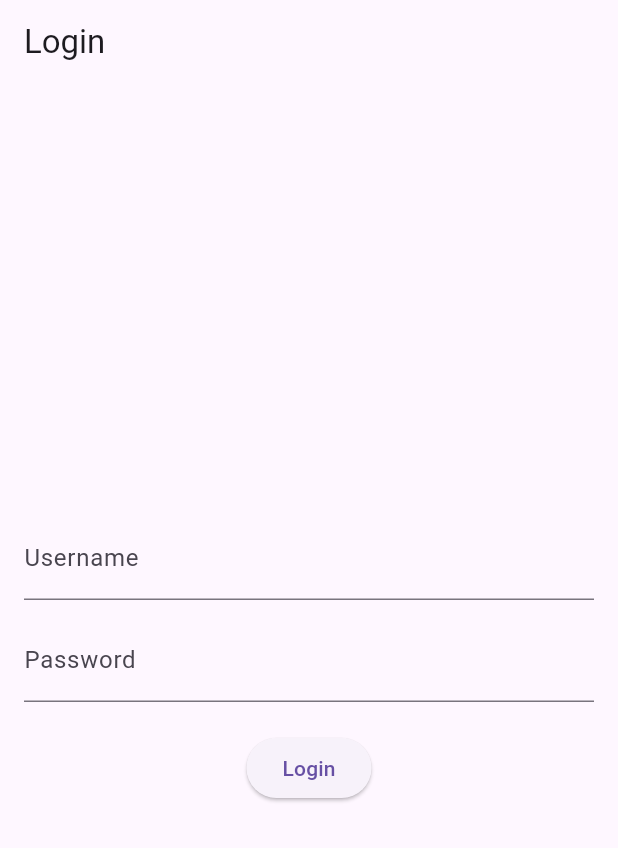
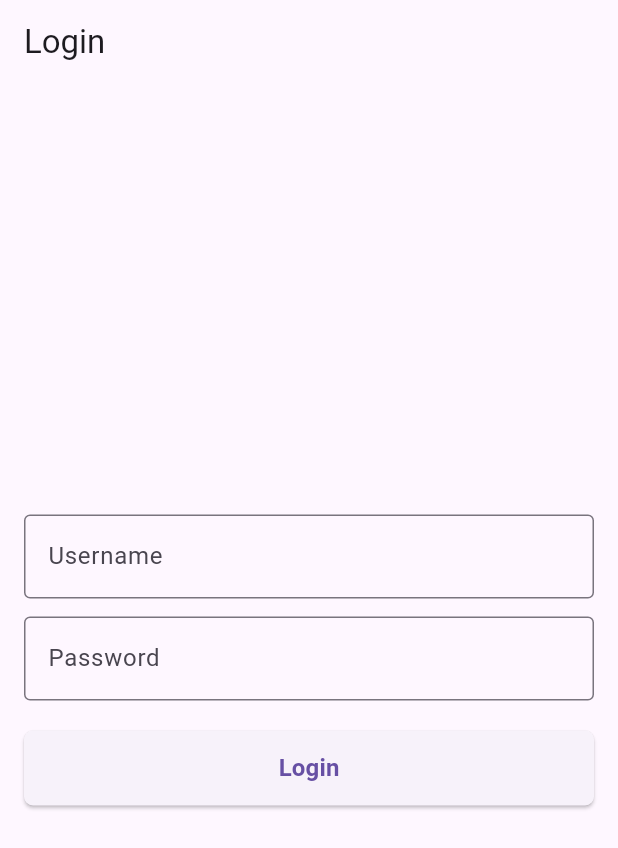
Before and after one commit to paingpyaeman/network_test, a Flutter app: the screen it shows after launch, on a phone screen of 412 x 824 dp. Shown: the top 848 px of the screen. Run offline on Flutter 3.47's test engine with Material 3 defaults, Android fonts, the phone set to English and light mode, and no system bars; our stand-ins replace flutter_riverpod, go_router, shared_preferences.

Commit message:
Add more styling

```diff
--- a/lib/features/auth/login_screen.dart
+++ b/lib/features/auth/login_screen.dart
@@ -67,17 +67,12 @@ class _LoginScreenState extends ConsumerState<LoginScreen> {
             child: Column(
               mainAxisSize: MainAxisSize.min,
               children: [
-                if (_error != null)
-                  Padding(
-                    padding: const EdgeInsets.only(bottom: 8.0),
-                    child: Text(
-                      _error!,
-                      style: const TextStyle(color: Colors.red),
-                    ),
-                  ),
                 TextFormField(
                   controller: _usernameController,
-                  decoration: const InputDecoration(labelText: 'Username'),
+                  decoration: const InputDecoration(
+                    labelText: 'Username',
+                    border: OutlineInputBorder(),
+                  ),
                   validator: (value) => value == null || value.isEmpty
                       ? 'Enter your username'
                       : null,
@@ -85,7 +80,10 @@ class _LoginScreenState extends ConsumerState<LoginScreen> {
                 const SizedBox(height: 12),
                 TextFormField(
                   controller: _passwordController,
-                  decoration: const InputDecoration(labelText: 'Password'),
+                  decoration: const InputDecoration(
+                    labelText: 'Password',
+                    border: OutlineInputBorder(),
+                  ),
                   obscureText: true,
                   validator: (value) => value == null || value.isEmpty
                       ? 'Enter your password'
@@ -94,14 +92,38 @@ class _LoginScreenState extends ConsumerState<LoginScreen> {
                 const SizedBox(height: 20),
                 ElevatedButton(
                   onPressed: _isLoading ? null : _login,
+                  style: ElevatedButton.styleFrom(
+                    shape: RoundedRectangleBorder(
+                      borderRadius: BorderRadiusGeometry.circular(6),
+                    ),
+                    minimumSize: const Size.fromHeight(
+                      50,
+                    ), // Match TextField height
+                  ),
                   child: _isLoading
                       ? const SizedBox(
                           width: 20,
                           height: 20,
                           child: CircularProgressIndicator(strokeWidth: 2),
                         )
-                      : const Text('Login'),
+                      : const Text(
+                          'Login',
+                          style: TextStyle(
+                            fontWeight: FontWeight.bold,
+                            fontSize: 16,
+                          ),
+                        ),
                 ),
+
+                // Error Message
+                if (_error != null)
+                  Padding(
+                    padding: const EdgeInsets.only(top: 16.0),
+                    child: Text(
+                      _error!,
+                      style: const TextStyle(color: Colors.red),
+                    ),
+                  ),
               ],
             ),
           ),
```
